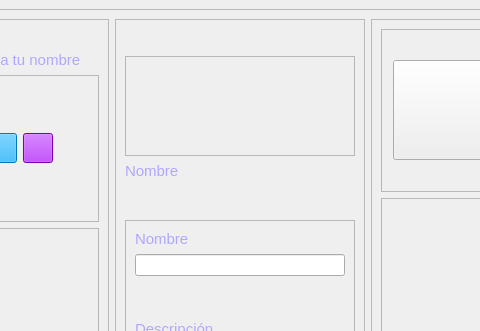
The window that views/cloudy_profile.ui (ximenaaloya/cloudymusic) describes before a commit, drawn with Qt 5; both pictures show x 160 to 640 and y 0 to 331 of the 800 by 600 pixel window.
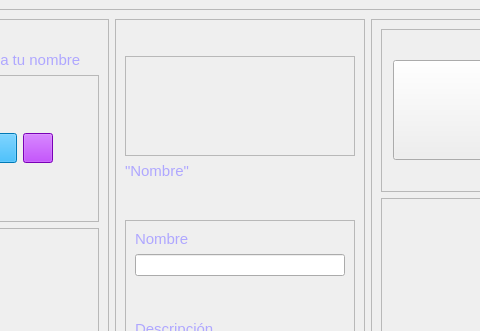
The same window after the commit. Icons and pictures are not drawn.

```diff
--- a/views/cloudy_profile.ui
+++ b/views/cloudy_profile.ui
@@ -327,7 +327,7 @@
                  <string notr="true">color:rgb(175, 167, 255);</string>
                 </property>
                 <property name="text">
-                 <string>Nombre</string>
+                 <string>&quot;Nombre&quot;</string>
                 </property>
                </widget>
               </item>
```
